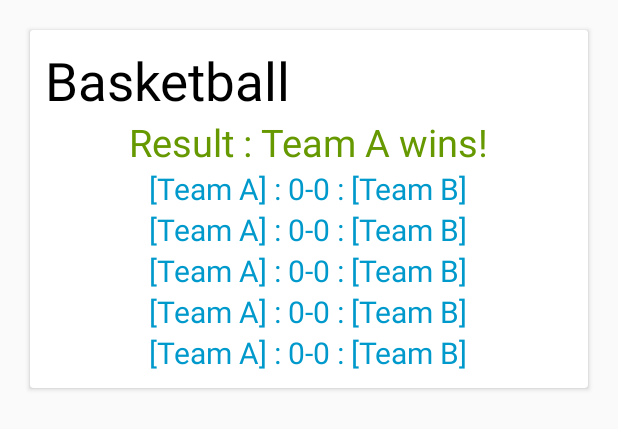
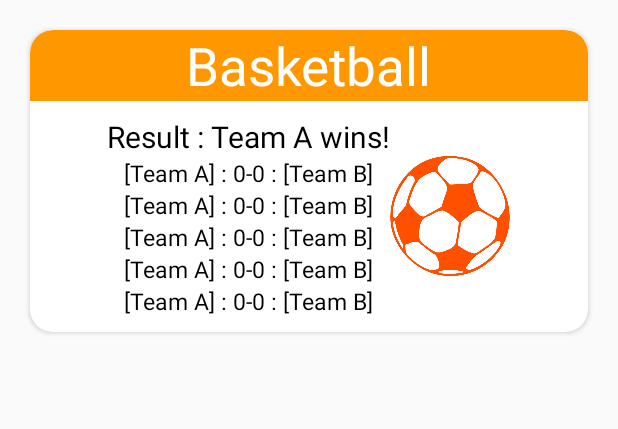
Before and after one commit to chanmol1999/Android-ScorerApp, an Android app: the layout result_item.xml on its own in the app's theme, with its tools: preview values and no code run, on a phone screen of 412 x 824 dp. Shown: the top 429 px of the screen. Run offline under Robolectric (Android 15) with nearby library versions, the phone set to English and light mode, and no system bars.

Commit message:
CardView UI Update.

```diff
--- a/Scorecounter/app/src/main/java/com/example/anmol/courtcounter/SaveResults/ResultActivity.java
+++ b/Scorecounter/app/src/main/java/com/example/anmol/courtcounter/SaveResults/ResultActivity.java
@@ -43,7 +43,7 @@ public class ResultActivity extends AppCompatActivity {
         resultViewModel.getAllResults().observe(this, new Observer<List<Result>>() {
             @Override
             public void onChanged(List<Result> results) {
-                adapter.setResults(results);
+                adapter.submitList(results);
             }
         });
 
--- a/Scorecounter/app/src/main/java/com/example/anmol/courtcounter/SaveResults/ResultAdapter.java
+++ b/Scorecounter/app/src/main/java/com/example/anmol/courtcounter/SaveResults/ResultAdapter.java
@@ -6,6 +6,8 @@ import android.view.ViewGroup;
 import android.widget.TextView;
 
 import androidx.annotation.NonNull;
+import androidx.recyclerview.widget.DiffUtil;
+import androidx.recyclerview.widget.ListAdapter;
 import androidx.recyclerview.widget.RecyclerView;
 
 import com.example.anmol.courtcounter.R;
@@ -13,9 +15,31 @@ import com.example.anmol.courtcounter.R;
 import java.util.ArrayList;
 import java.util.List;
 
-public class ResultAdapter extends RecyclerView.Adapter<ResultAdapter.ResultHolder> {
+public class ResultAdapter extends ListAdapter<Result, ResultAdapter.ResultHolder> {
 
-    private List<Result> results = new ArrayList<>();
+
+    public ResultAdapter() {
+        super(DIFF_CALLBACK);
+    }
+
+    public static final DiffUtil.ItemCallback<Result> DIFF_CALLBACK = new DiffUtil.ItemCallback<Result>() {
+        @Override
+        public boolean areItemsTheSame(@NonNull Result oldItem, @NonNull Result newItem) {
+            return oldItem.getId() == newItem.getId();
+        }
+
+        @Override
+        public boolean areContentsTheSame(@NonNull Result oldItem, @NonNull Result newItem) {
+            return  oldItem.getTitle().equals(newItem.getTitle()) &&
+                    oldItem.getOutcome().equals(newItem.getOutcome()) &&
+                    oldItem.getScoreOne().equals(newItem.getScoreOne())&&
+                    oldItem.getScoreTwo().equals(newItem.getScoreTwo())&&
+                    oldItem.getScoreThree().equals(newItem.getScoreThree())&&
+                    oldItem.getScoreFour().equals(newItem.getScoreFour())&&
+                    oldItem.getScoreFive().equals(newItem.getScoreFive())
+                    ;
+        }
+    };
 
     class ResultHolder extends RecyclerView.ViewHolder{
 
@@ -54,7 +78,7 @@ public class ResultAdapter extends RecyclerView.Adapter<ResultAdapter.ResultHold
     @Override
     public void onBindViewHolder(@NonNull ResultHolder holder, int position) {
 
-        Result currentResult = results.get(position);
+        Result currentResult = getItem(position);
         holder.textView_title.setText(currentResult.getTitle());
         holder.textView_outcome.setText(currentResult.getOutcome());
         holder.textView_scoreOne.setText(currentResult.getScoreOne());
@@ -64,17 +88,8 @@ public class ResultAdapter extends RecyclerView.Adapter<ResultAdapter.ResultHold
         holder.textView_scoreFive.setText(currentResult.getScoreFive());
     }
 
-    @Override
-    public int getItemCount() {
-        return results.size();
-    }
-
-    public void setResults(List<Result> results){
-        this.results = results;
-        notifyDataSetChanged();
-    }
     public Result getResultPosition(int position){
 
-        return results.get(position);
+        return getItem(position);
     }
 }
--- /dev/null
+++ b/Scorecounter/app/src/main/res/drawable/bg_orange.xml
@@ -0,0 +1,14 @@
+<?xml version="1.0" encoding="utf-8"?>
+<shape xmlns:android="http://schemas.android.com/apk/res/android">
+
+    <gradient
+        android:angle="225"
+        android:startColor="@color/colorPrimary"
+        android:endColor="@color/colorPrimary"/>
+
+    <corners
+        android:bottomLeftRadius="@dimen/fifteenSP"
+        android:bottomRightRadius="@dimen/fifteenSP"
+        android:topLeftRadius="@dimen/fifteenSP"
+        android:topRightRadius="@dimen/fifteenSP" />
+</shape>
--- a/Scorecounter/app/src/main/res/layout/result_item.xml
+++ b/Scorecounter/app/src/main/res/layout/result_item.xml
@@ -1,50 +1,59 @@
 <?xml version="1.0" encoding="utf-8"?>
 <androidx.cardview.widget.CardView xmlns:android="http://schemas.android.com/apk/res/android"
+    xmlns:app="http://schemas.android.com/apk/res-auto"
     android:orientation="vertical"
     android:layout_width="match_parent"
     android:layout_height="wrap_content"
     android:layout_margin="@dimen/twenty_dp"
-    >
+    app:cardCornerRadius="@dimen/fifteenDP">
 
+    <LinearLayout
+        android:layout_width="match_parent"
+        android:layout_height="match_parent"
+        android:orientation="vertical"
+        android:background="@drawable/bg_orange">
+
+      <LinearLayout
+          android:layout_width="wrap_content"
+          android:layout_height="wrap_content"
+          android:layout_gravity="center">
+        <TextView
+            android:id="@+id/text_view_title"
+            android:layout_width="match_parent"
+            android:layout_height="wrap_content"
+            android:layout_gravity="center_vertical"
+            android:text="@string/basketball"
+            android:textColor="@android:color/white"
+            android:textSize="@dimen/ThirtyFiveSP" />
+      </LinearLayout>
     <LinearLayout
         android:layout_width="match_parent"
         android:layout_height="wrap_content"
         android:orientation="horizontal"
         android:gravity="center"
-        android:padding="@dimen/tenDP">
+        android:padding="@dimen/tenDP"
+        android:background="@android:color/white">
 
         <LinearLayout
-            android:layout_width="match_parent"
+            android:layout_width="wrap_content"
             android:layout_height="wrap_content"
-            android:orientation="vertical"
-            >
-
-            <TextView
-
-                android:id="@+id/text_view_title"
-                android:layout_width="wrap_content"
-                android:layout_height="wrap_content"
-                android:text="@string/basketball"
-                android:textColor="@android:color/black"
-                android:textSize="@dimen/ThirtyFiveSP"
-                 />
-
+            android:orientation="vertical">
             <TextView
                 android:id="@+id/text_view_outcome"
                 android:layout_gravity="center_horizontal"
                 android:layout_width="wrap_content"
                 android:layout_height="wrap_content"
                 android:text="@string/modelResult"
-                android:textColor="@android:color/holo_green_dark"
-                android:textSize="@dimen/TwentyFiveSP"/>
+                android:textColor="@android:color/black"
+                android:textSize="@dimen/text20"/>
 
             <TextView
                 android:id="@+id/text_view_scoreOne"
                 android:layout_gravity="center_horizontal"
                 android:layout_width="wrap_content"
                 android:layout_height="wrap_content"
-                android:textColor="@android:color/holo_blue_dark"
-                android:textSize="@dimen/basket_text_size"
+                android:textColor="@android:color/black"
+                android:textSize="@dimen/fifteenSP"
                 android:text="@string/model"/>
 
             <TextView
@@ -52,8 +61,8 @@
                 android:layout_gravity="center_horizontal"
                 android:layout_width="wrap_content"
                 android:layout_height="wrap_content"
-                android:textColor="@android:color/holo_blue_dark"
-                android:textSize="@dimen/basket_text_size"
+                android:textColor="@android:color/black"
+                android:textSize="@dimen/fifteenSP"
                 android:text="@string/model"/>
 
             <TextView
@@ -61,8 +70,8 @@
                 android:layout_gravity="center_horizontal"
                 android:layout_width="wrap_content"
                 android:layout_height="wrap_content"
-                android:textColor="@android:color/holo_blue_dark"
-                android:textSize="@dimen/basket_text_size"
+                android:textColor="@android:color/black"
+                android:textSize="@dimen/fifteenSP"
                 android:text="@string/model"/>
 
             <TextView
@@ -70,8 +79,8 @@
                 android:layout_gravity="center_horizontal"
                 android:layout_width="wrap_content"
                 android:layout_height="wrap_content"
-                android:textColor="@android:color/holo_blue_dark"
-                android:textSize="@dimen/basket_text_size"
+                android:textColor="@android:color/black"
+                android:textSize="@dimen/fifteenSP"
                 android:text="@string/model"/>
 
             <TextView
@@ -79,12 +88,23 @@
                 android:layout_gravity="center_horizontal"
                 android:layout_width="wrap_content"
                 android:layout_height="wrap_content"
-                android:textColor="@android:color/holo_blue_dark"
-                android:textSize="@dimen/basket_text_size"
+                android:textColor="@android:color/black"
+                android:textSize="@dimen/fifteenSP"
                 android:text="@string/model" />
 
         </LinearLayout>
 
+        <LinearLayout
+            android:layout_width="@dimen/eightyDP"
+            android:layout_height="@dimen/eightyDP">
+
+            <ImageView
+                android:layout_width="match_parent"
+                android:layout_height="match_parent"
+                android:src="@drawable/logo" />
+
+        </LinearLayout>
+    </LinearLayout>
     </LinearLayout>
 
 </androidx.cardview.widget.CardView>
--- a/Scorecounter/app/src/main/res/values/dimens.xml
+++ b/Scorecounter/app/src/main/res/values/dimens.xml
@@ -82,6 +82,7 @@
     <dimen name="One">1</dimen>
     <dimen name="TwentyFiveSP">25sp</dimen>
     <dimen name="ThirtyFiveSP">35sp</dimen>
-
-
+    <dimen name="fifteenSP">15sp</dimen>
+    <dimen name="fifteenDP">15dp</dimen>
+    <dimen name="eightyDP">80dp</dimen>
 </resources>
```
